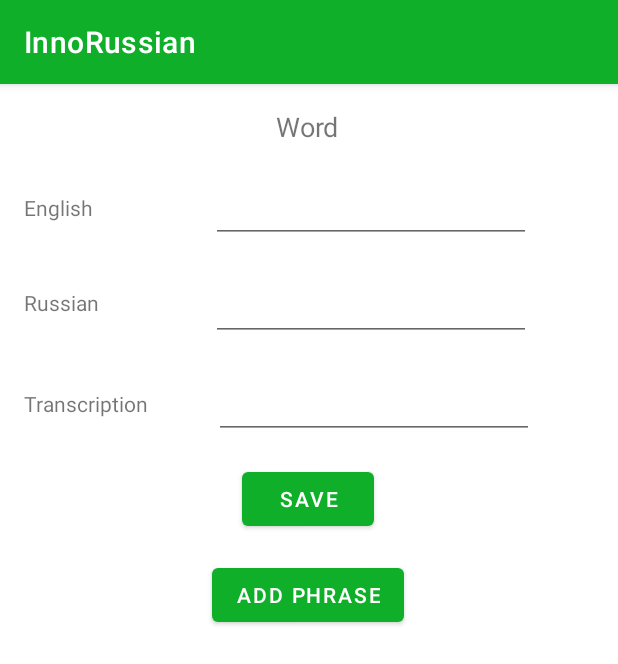
After one commit to SMore-Napi/FSE_Project, an Android app: the AddNewWord screen opened directly, with no data from a screen before it, on a phone screen of 412 x 824 dp. The commit adds this screen. Shown: the top 664 px of the screen. Run offline under Robolectric (Android 15) with nearby library versions, the phone set to English and light mode, and no system bars.

Commit message:
Add new words with phrases inside tha app

```diff
--- a/InnoRussian/app/src/main/AndroidManifest.xml
+++ b/InnoRussian/app/src/main/AndroidManifest.xml
@@ -15,10 +15,10 @@
         android:roundIcon="@mipmap/ic_launcher_round"
         android:supportsRtl="true"
         android:theme="@style/AppTheme">
+        <activity android:name=".home_fragment.phrasebook.topic.AddNewWord" />
         <activity
             android:name=".home_fragment.phrasebook.topic.TopicActivity"
             android:parentActivityName=".MainActivity" />
-        <activity android:name="com.example.innorussian.home_fragment.phrasebook.topic.info.InfoActivity" />
         <activity
             android:name=".home_fragment.phrasebook.topic.QRCodeImageActivity"
             android:parentActivityName=".MainActivity" />
@@ -36,7 +36,7 @@
             android:name=".learn_fragment.learn_topics.LearnTopicsActivity"
             android:parentActivityName=".MainActivity" />
         <activity
-            android:name="com.example.innorussian.home_fragment.phrasebook.topic.phrases.PhrasesActivity"
+            android:name=".home_fragment.phrasebook.topic.phrases.PhrasesActivity"
             android:parentActivityName=".MainActivity" />
         <activity
             android:name=".learn_fragment.quiz.activities.StudyQuizActivity"
--- /dev/null
+++ b/InnoRussian/app/src/main/java/com/example/innorussian/home_fragment/phrasebook/topic/AddNewWord.kt
@@ -0,0 +1,98 @@
+package com.example.innorussian.home_fragment.phrasebook.topic
+
+import android.app.AlertDialog
+import android.graphics.Color
+import android.os.Bundle
+import android.widget.*
+import androidx.appcompat.app.AppCompatActivity
+import com.example.innorussian.R
+import com.example.innorussian.home_fragment.phrasebook.topic.phrases.PhrasesChildModel
+import com.example.innorussian.home_fragment.phrasebook.topic.phrases.TopicsDataFactory
+import kotlinx.android.synthetic.main.activity_add_new_word.*
+import java.util.*
+
+
+class AddNewWord : AppCompatActivity() {
+    private var topicName: String? = null
+
+    private var phrasesList: ArrayList<String>? = null
+    private var adapter: ArrayAdapter<String>? = null
+    private lateinit var phrases: ArrayList<PhrasesChildModel>
+
+    override fun onCreate(savedInstanceState: Bundle?) {
+        super.onCreate(savedInstanceState)
+        setContentView(R.layout.activity_add_new_word)
+
+        topicName = intent.getStringExtra("topic")
+
+        phrases = ArrayList()
+        phrasesList = ArrayList()
+        adapter = ArrayAdapter(
+            this, android.R.layout.simple_list_item_1, phrasesList!!
+        )
+        list_view.adapter = adapter
+
+        btn_save.setOnClickListener {
+            save()
+        }
+
+        add_phrase.setOnClickListener {
+            addNewPhrase()
+        }
+    }
+
+    private fun save() {
+        if (topicName != null) {
+            val english = word_english.text.toString()
+            val russian = word_russian.text.toString()
+            val transcription = word_transcription.text.toString()
+
+            if (english.isNotEmpty() && russian.isNotEmpty() && transcription.isNotEmpty()) {
+                TopicsDataFactory.addParent(
+                    topicName.toString(),
+                    english,
+                    russian,
+                    transcription,
+                    phrases
+                )
+
+                finish()
+            } else {
+                Toast.makeText(this, "Fill all fields!", Toast.LENGTH_LONG).show()
+            }
+        }
+    }
+
+    private fun addNewPhrase() {
+        val layout = LinearLayout(this)
+        layout.orientation = LinearLayout.VERTICAL
+
+        val english = EditText(this)
+        english.hint = "English"
+        layout.addView(english)
+
+        val translation = EditText(this)
+        translation.hint = "Translation"
+        layout.addView(translation)
+
+        val dialog = AlertDialog.Builder(this)
+            .setTitle("Add new phrase")
+            .setView(layout)
+            .setPositiveButton("Add") { _, _ ->
+                addPhrase(english.text.toString(), translation.text.toString())
+            }
+            .setNegativeButton("Cancel", null)
+            .create()
+
+        dialog.show()
+
+        dialog.getButton(AlertDialog.BUTTON_POSITIVE).setTextColor(Color.WHITE)
+        dialog.getButton(AlertDialog.BUTTON_NEGATIVE).setTextColor(Color.WHITE)
+    }
+
+    private fun addPhrase(english: String, translation: String) {
+        phrases.add(PhrasesChildModel(english, translation))
+        phrasesList!!.add(english)
+        adapter!!.notifyDataSetChanged()
+    }
+}
--- a/InnoRussian/app/src/main/java/com/example/innorussian/home_fragment/phrasebook/topic/phrases/PhrasesChildDataFactory.kt
+++ b/InnoRussian/app/src/main/java/com/example/innorussian/home_fragment/phrasebook/topic/phrases/PhrasesChildDataFactory.kt
@@ -57,4 +57,8 @@ object PhrasesChildDataFactory {
     fun getChildren(): List<PhrasesChildModel> {
         return children
     }
+
+    fun addChild(child: PhrasesChildModel) {
+        children.add(child)
+    }
 }
--- a/InnoRussian/app/src/main/java/com/example/innorussian/home_fragment/phrasebook/topic/phrases/PhrasesParentDataFactory.kt
+++ b/InnoRussian/app/src/main/java/com/example/innorussian/home_fragment/phrasebook/topic/phrases/PhrasesParentDataFactory.kt
@@ -44,6 +44,10 @@ object PhrasesParentDataFactory {
         PARENT_8
     )
 
+    fun addParent(parent: PhrasesParentModel) {
+        parents.add(parent)
+    }
+
     fun getParents(): List<PhrasesParentModel> {
         return parents
     }
--- /dev/null
+++ b/InnoRussian/app/src/main/res/layout/activity_add_new_word.xml
@@ -0,0 +1,121 @@
+<?xml version="1.0" encoding="utf-8"?>
+<androidx.constraintlayout.widget.ConstraintLayout xmlns:android="http://schemas.android.com/apk/res/android"
+    xmlns:app="http://schemas.android.com/apk/res-auto"
+    xmlns:tools="http://schemas.android.com/tools"
+    android:layout_width="match_parent"
+    android:layout_height="match_parent"
+    android:focusable="true"
+    android:focusableInTouchMode="true"
+    tools:context=".home_fragment.phrasebook.topic.AddNewWord">
+
+    <TextView
+        android:id="@+id/textView2"
+        android:layout_width="wrap_content"
+        android:layout_height="wrap_content"
+        android:layout_marginTop="16dp"
+        android:text="Word"
+        android:textSize="18sp"
+        app:layout_constraintEnd_toEndOf="parent"
+        app:layout_constraintHorizontal_bias="0.498"
+        app:layout_constraintStart_toStartOf="parent"
+        app:layout_constraintTop_toTopOf="parent" />
+
+    <TextView
+        android:id="@+id/textView3"
+        android:layout_width="wrap_content"
+        android:layout_height="wrap_content"
+        android:layout_marginStart="16dp"
+        android:layout_marginTop="32dp"
+        android:text="English"
+        app:layout_constraintStart_toStartOf="parent"
+        app:layout_constraintTop_toBottomOf="@+id/textView2" />
+
+    <EditText
+        android:id="@+id/word_english"
+        android:layout_width="wrap_content"
+        android:layout_height="wrap_content"
+        android:layout_marginTop="20dp"
+        android:ems="10"
+        android:inputType="text|textPhonetic|textAutoComplete"
+        app:layout_constraintEnd_toEndOf="parent"
+        app:layout_constraintHorizontal_bias="0.578"
+        app:layout_constraintStart_toEndOf="@+id/textView3"
+        app:layout_constraintTop_toBottomOf="@+id/textView2" />
+
+    <TextView
+        android:id="@+id/textView4"
+        android:layout_width="wrap_content"
+        android:layout_height="wrap_content"
+        android:layout_marginStart="16dp"
+        android:layout_marginTop="44dp"
+        android:text="Russian"
+        app:layout_constraintStart_toStartOf="parent"
+        app:layout_constraintTop_toBottomOf="@+id/textView3" />
+
+    <EditText
+        android:id="@+id/word_russian"
+        android:layout_width="wrap_content"
+        android:layout_height="wrap_content"
+        android:layout_marginTop="20dp"
+        android:ems="10"
+        android:inputType="text|textPhonetic|textAutoComplete"
+        app:layout_constraintEnd_toEndOf="parent"
+        app:layout_constraintHorizontal_bias="0.562"
+        app:layout_constraintStart_toEndOf="@+id/textView4"
+        app:layout_constraintTop_toBottomOf="@+id/word_english" />
+
+    <TextView
+        android:id="@+id/textView5"
+        android:layout_width="wrap_content"
+        android:layout_height="wrap_content"
+        android:layout_marginStart="16dp"
+        android:layout_marginTop="48dp"
+        android:text="Transcription"
+        app:layout_constraintStart_toStartOf="parent"
+        app:layout_constraintTop_toBottomOf="@+id/textView4" />
+
+    <EditText
+        android:id="@+id/word_transcription"
+        android:layout_width="wrap_content"
+        android:layout_height="wrap_content"
+        android:layout_marginTop="20dp"
+        android:layout_marginEnd="56dp"
+        android:ems="10"
+        android:inputType="text|textPhonetic|textAutoComplete"
+        app:layout_constraintEnd_toEndOf="parent"
+        app:layout_constraintHorizontal_bias="1.0"
+        app:layout_constraintStart_toEndOf="@+id/textView5"
+        app:layout_constraintTop_toBottomOf="@+id/word_russian" />
+
+    <Button
+        android:id="@+id/btn_save"
+        android:layout_width="wrap_content"
+        android:layout_height="wrap_content"
+        android:layout_marginTop="16dp"
+        android:text="Save"
+        app:layout_constraintEnd_toEndOf="parent"
+        app:layout_constraintHorizontal_bias="0.498"
+        app:layout_constraintStart_toStartOf="parent"
+        app:layout_constraintTop_toBottomOf="@+id/word_transcription" />
+
+    <Button
+        android:id="@+id/add_phrase"
+        android:layout_width="wrap_content"
+        android:layout_height="wrap_content"
+        android:layout_marginTop="16dp"
+        android:text="Add phrase"
+        app:layout_constraintEnd_toEndOf="parent"
+        app:layout_constraintHorizontal_bias="0.498"
+        app:layout_constraintStart_toStartOf="parent"
+        app:layout_constraintTop_toBottomOf="@+id/btn_save" />
+
+    <ListView
+        android:id="@+id/list_view"
+        android:layout_width="match_parent"
+        android:layout_height="250dp"
+        app:layout_constraintBottom_toBottomOf="parent"
+        app:layout_constraintEnd_toEndOf="parent"
+        app:layout_constraintStart_toStartOf="parent" />
+
+
+</androidx.constraintlayout.widget.ConstraintLayout>
--- a/InnoRussian/app/src/main/res/menu/qr_code_menu.xml
+++ b/InnoRussian/app/src/main/res/menu/topic_menu.xml
@@ -1,6 +1,12 @@
 <?xml version="1.0" encoding="utf-8"?>
 <menu xmlns:android="http://schemas.android.com/apk/res/android"
     xmlns:app="http://schemas.android.com/apk/res-auto">
+    <item
+        android:id="@+id/add_new"
+        android:icon="@android:drawable/ic_menu_add"
+        android:title="Add new"
+        app:showAsAction="ifRoom" />
+
     <item
         android:id="@+id/qr_code"
         android:icon="@drawable/ic_qr_code"
```
Also changed, not shown: InnoRussian/app/src/main/java/com/example/innorussian/home_fragment/phrasebook/topic/TopicActivity.kt (+7 -1 lines), InnoRussian/app/src/main/java/com/example/innorussian/home_fragment/phrasebook/topic/phrases/TopicDataFactory.kt (+24 -0 lines).
